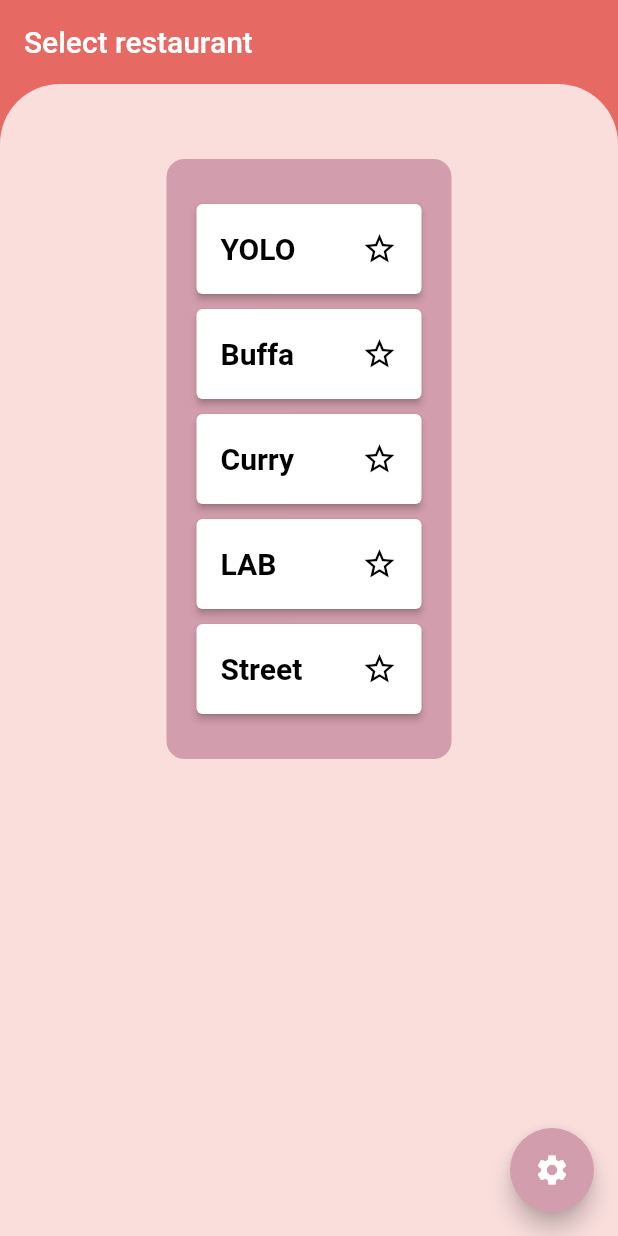
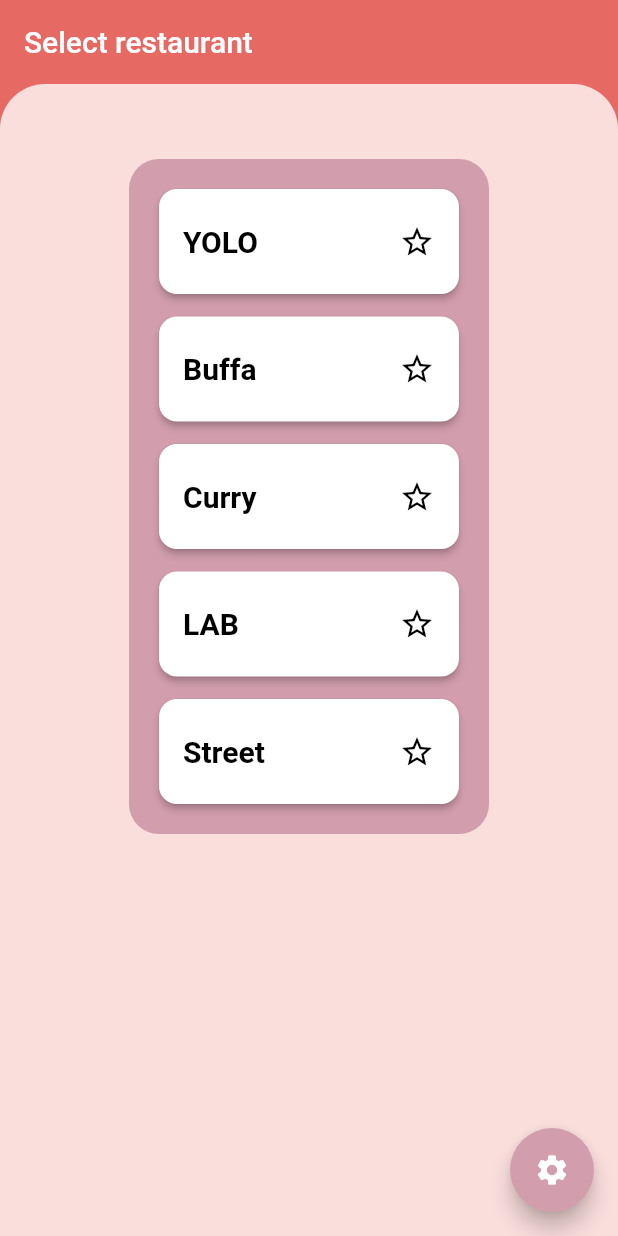
Before and after one commit to riihikallio/lunchq, a Flutter app: the screen it shows after launch, on a phone screen of 412 x 824 dp. Run offline on Flutter 3.47's test engine with Material 2 defaults, Android fonts, the light colour scheme and no system bars.

Commit message:
iPhone 14 Std size

```diff
--- a/lib/main.dart
+++ b/lib/main.dart
@@ -17,6 +17,9 @@ class MainApp extends StatelessWidget {
               primary: const Color(0xFFE66A63),
               secondary: const Color(0xFFD29DAC),
               tertiary: const Color(0xFFF9DEDC)),
+          // splashColor: const Color(0xFFE66A63),
+          // highlightColor: const Color(0xFFE66A63),
+          // hoverColor: const Color(0xFFE66A63),
           textTheme:
               const TextTheme(bodyMedium: TextStyle(color: Colors.purple)),
         ),
@@ -26,10 +29,10 @@ class MainApp extends StatelessWidget {
               elevation: 0.0,
             ),
             body: Body(),
-            backgroundColor: const Color(0xFFE66A63),
+            backgroundColor: const Color(0xFFE66A63), // Theme primary
             floatingActionButton: FloatingActionButton(
               onPressed: () {},
-              backgroundColor: const Color(0xFFD29DAC),
+              backgroundColor: const Color(0xFFD29DAC), // Theme secondary
               child: const Icon(Icons.settings),
             )));
   }
@@ -48,20 +51,20 @@ class Body extends StatelessWidget {
         decoration: BoxDecoration(
           color: Theme.of(context).colorScheme.tertiary,
           borderRadius: const BorderRadius.only(
-              topRight: Radius.circular(40), topLeft: Radius.circular(40)),
+              topRight: Radius.circular(30), topLeft: Radius.circular(30)),
         ),
         child: Align(
           alignment: Alignment.topCenter,
           child: Container(
               decoration: BoxDecoration(
                   color: Theme.of(context).colorScheme.secondary,
-                  borderRadius: BorderRadius.circular(12)),
+                  borderRadius: BorderRadius.circular(20)),
               constraints:
-                  BoxConstraints.loose(Size(500, restaurants.length * 80)),
+                  BoxConstraints.loose(Size(500, restaurants.length * 90)),
               margin: const EdgeInsets.all(50),
               padding: const EdgeInsets.all(20),
               child: Column(
-                  mainAxisAlignment: MainAxisAlignment.spaceEvenly,
+                  mainAxisAlignment: MainAxisAlignment.spaceBetween,
                   children: btns)),
         ));
   }
@@ -75,15 +78,18 @@ class RestaurantBtn extends StatelessWidget {
   @override
   Widget build(BuildContext context) {
     return SizedBox(
-      width: 150,
-      height: 60,
+      width: 200,
+      height: 70,
       child: ElevatedButton(
         onPressed: () => {},
         style: ElevatedButton.styleFrom(
-            backgroundColor: Colors.white,
-            textStyle:
-                const TextStyle(fontSize: 20, fontWeight: FontWeight.bold),
-            foregroundColor: Colors.black),
+          backgroundColor: Colors.white,
+          foregroundColor: Colors.black,
+          shape: RoundedRectangleBorder(
+            borderRadius: BorderRadius.circular(12), // <-- Radius
+          ),
+          textStyle: const TextStyle(fontSize: 20, fontWeight: FontWeight.bold),
+        ),
         child: Row(children: [
           Expanded(child: Text(name)),
           const Icon(Icons.star_border)
--- a/pubspec.yaml
+++ b/pubspec.yaml
@@ -14,6 +14,10 @@ dev_dependencies:
   flutter_test:
     sdk: flutter
   flutter_lints: ^2.0.0
+  flutter_app_name: ^0.1.0
+
+flutter_app_name:
+  name: "LunchQ"
 
 flutter:
   uses-material-design: true
```
Also changed, not shown: lib/restaurant.dart (added), pubspec.lock, 2 other files.
